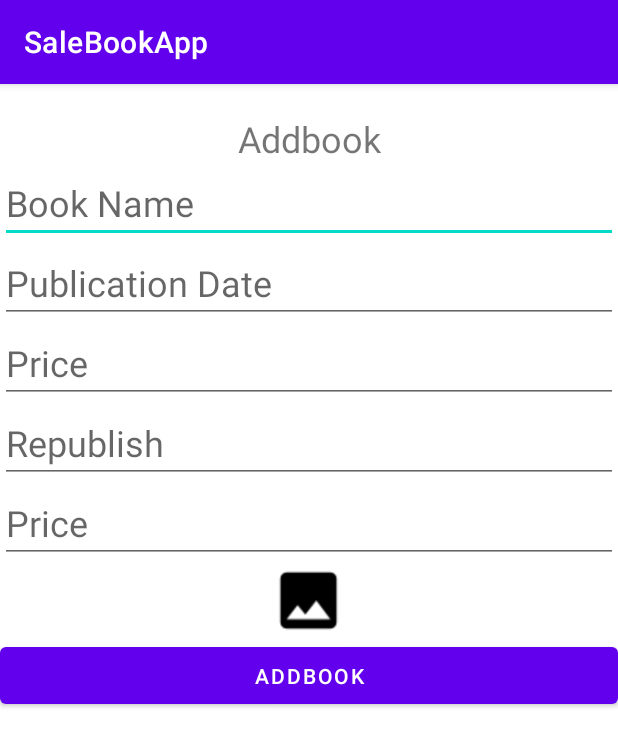
After one commit to TuDV2000/LTDD_CS81_Nhom20, an Android app: the AddBook screen opened directly, with no data from a screen before it, on a phone screen of 412 x 824 dp. The commit adds this screen. Shown: the top 747 px of the screen. Run offline under Robolectric (Android 15) with nearby library versions, the phone set to English and light mode, and no system bars; our stand-ins replace Room's generated code.

Commit message:
add book

```diff
--- a/app/src/main/AndroidManifest.xml
+++ b/app/src/main/AndroidManifest.xml
@@ -2,6 +2,8 @@
 <manifest xmlns:android="http://schemas.android.com/apk/res/android"
     xmlns:tools="http://schemas.android.com/tools"
     package="com.example.salebookapp">
+    <uses-permission android:name="android.permission.WRITE_EXTERNAL_STORAGE" />
+    <uses-permission android:name="android.permission.READ_EXTERNAL_STORAGE" />
     <uses-permission android:name="android.permission.INTERNET"/>
     <application
         android:allowBackup="true"
@@ -26,6 +28,7 @@
                 <category android:name="android.intent.category.LAUNCHER" />
             </intent-filter>
         </activity>
+        <activity android:name=".AddBook" />
     </application>
 
 </manifest>
--- /dev/null
+++ b/app/src/main/java/com/example/salebookapp/AddBook.java
@@ -0,0 +1,168 @@
+package com.example.salebookapp;
+
+
+import android.Manifest;
+import android.content.Intent;
+import android.content.pm.PackageManager;
+import android.database.Cursor;
+import android.graphics.Bitmap;
+import android.graphics.BitmapFactory;
+import android.graphics.drawable.BitmapDrawable;
+import android.net.Uri;
+import android.os.Bundle;
+import android.os.Environment;
+import android.provider.MediaStore;
+import android.renderscript.ScriptGroup;
+import android.view.View;
+import android.widget.Button;
+import android.widget.EditText;
+import android.widget.ImageView;
+import android.widget.Toast;
+
+import androidx.annotation.NonNull;
+import androidx.annotation.Nullable;
+import androidx.appcompat.app.AppCompatActivity;
+import androidx.core.app.ActivityCompat;
+import androidx.room.Dao;
+
+import com.example.salebookapp.entities.Book;
+
+import java.io.ByteArrayOutputStream;
+import java.io.File;
+import java.io.FileNotFoundException;
+import java.io.FileOutputStream;
+import java.io.IOException;
+import java.io.InputStream;
+import java.io.OutputStream;
+
+
+public class AddBook extends AppCompatActivity {
+
+    EditText edtBookName, edtPublication_Date, edtPrice, edtRepublish, edtQuantity;
+    ImageView imgViewBook;
+
+    Button btAddBook;
+
+
+
+
+
+//    private static final int PICK_IMAGE = 100;
+
+    final int REQUEST_CODE_GALLERY = 999;
+
+
+    @Override
+    protected void onCreate(Bundle savedInstanceState) {
+        super.onCreate(savedInstanceState);
+        setContentView(R.layout.addbook);
+
+        init();
+
+
+        imgViewBook.setOnClickListener(new View.OnClickListener() {
+            @Override
+            public void onClick(View v) {
+                ActivityCompat.requestPermissions(
+                        AddBook.this,
+                        new String[]{Manifest.permission.READ_EXTERNAL_STORAGE},
+                        REQUEST_CODE_GALLERY
+                );
+            }
+        });
+
+        btAddBook.setOnClickListener(new View.OnClickListener() {
+            @Override
+            public void onClick(View v) {
+
+                    Book book = new Book(
+                            edtBookName.getText().toString(),
+                            edtPublication_Date.getText().toString(),
+                            Double.parseDouble(edtPrice.getText().toString()),
+                            Integer.parseInt(edtRepublish.getText().toString()),
+                            Integer.parseInt(edtQuantity.getText().toString()),
+                            imgViewBookToByte(imgViewBook));
+                try{
+                    AppDatabase.databaseWriteExecutor.execute(new Runnable() {
+                        @Override
+                        public void run() {
+                            AppDatabase.getDatabase(getApplicationContext()).dao().bookInsert(book);
+                        }
+                    });
+
+
+                    Toast.makeText(getApplicationContext(), "Added successfully!", Toast.LENGTH_SHORT).show();
+                    edtBookName.setText("");
+                    edtPublication_Date.setText("");
+                    edtPrice.setText("");
+                    edtRepublish.setText("");
+                    edtQuantity.setText("");
+                    imgViewBook.setImageResource(R.mipmap.ic_launcher);
+                }
+                catch (Exception e){
+                    e.printStackTrace();
+                };
+
+            }
+        });
+
+
+    }
+
+    private byte[] imgViewBookToByte(ImageView image){
+        Bitmap bitmap = ((BitmapDrawable)image.getDrawable()).getBitmap();
+        ByteArrayOutputStream stream = new ByteArrayOutputStream();
+        bitmap.compress(Bitmap.CompressFormat.PNG, 100, stream);
+        byte[] byteArray = stream.toByteArray();
+        return byteArray;
+    }
+
+    @Override
+    public void onRequestPermissionsResult(int requestCode, @NonNull String[] permissions, @NonNull int[] grantResults) {
+
+        if (requestCode == REQUEST_CODE_GALLERY){
+            if (grantResults.length > 0 && grantResults[0] == PackageManager.PERMISSION_GRANTED){
+                Intent intent = new Intent(Intent.ACTION_PICK);
+                intent.setType("image/*");
+                startActivityForResult(intent, REQUEST_CODE_GALLERY);
+            }
+            else {
+                Toast.makeText(getApplicationContext(),
+                        "You don't have permission to access file", Toast.LENGTH_SHORT).show();
+            }
+            return;
+        }
+        super.onRequestPermissionsResult(requestCode, permissions, grantResults);
+    }
+
+    @Override
+    protected void onActivityResult(int requestCode, int resultCode, @Nullable Intent data) {
+
+        if (requestCode == REQUEST_CODE_GALLERY && resultCode == RESULT_OK && data != null){
+            Uri uri = data.getData();
+
+            try {
+                InputStream inputStream = getContentResolver().openInputStream(uri);
+
+                Bitmap bitmap = BitmapFactory.decodeStream(inputStream);
+                imgViewBook.setImageBitmap(bitmap);
+            } catch (FileNotFoundException e) {
+                e.printStackTrace();
+            }
+        }
+        super.onActivityResult(requestCode, resultCode, data);
+    }
+
+
+    public void init(){
+        edtBookName = (EditText) findViewById(R.id.edt_bookname);
+        edtPublication_Date = (EditText) findViewById(R.id.edt_publication_date);
+        edtPrice = (EditText) findViewById(R.id.edt_price);
+        edtRepublish = (EditText) findViewById(R.id.edt_republish);
+        edtQuantity = (EditText) findViewById(R.id.edt_Quantity);
+        imgViewBook = (ImageView) findViewById(R.id.img_book);
+        btAddBook = (Button) findViewById(R.id.bt_add_book);
+
+    }
+
+}
--- a/app/src/main/java/com/example/salebookapp/BookAdapter.java
+++ b/app/src/main/java/com/example/salebookapp/BookAdapter.java
@@ -44,7 +44,7 @@ public class BookAdapter extends RecyclerView.Adapter<BookAdapter.BookViewHolder
         }
         holder.imgBook.setImageResource(book.getBookID());
         holder.tvBookName.setText(book.getBookName());
-        holder.tvDescription.setText(book.getDescribe());
+        holder.tvPrice.setText(book.getDescribe());
 
         if (book.isAddToCart()){
             holder.imgAddToCart.setBackgroundResource(R.drawable.bg_gray_conner_6);
@@ -75,7 +75,7 @@ public class BookAdapter extends RecyclerView.Adapter<BookAdapter.BookViewHolder
 
         private ImageView imgBook;
         private TextView tvBookName;
-        private TextView tvDescription;
+        private TextView tvPrice;
         private ImageView imgAddToCart;
 
         public BookViewHolder(@NonNull View itemView) {
@@ -83,7 +83,7 @@ public class BookAdapter extends RecyclerView.Adapter<BookAdapter.BookViewHolder
 
             imgBook = itemView.findViewById(R.id.img_book);
             tvBookName = itemView.findViewById(R.id.tv_book_name);
-            tvDescription = itemView.findViewById(R.id.tv_description);
+            tvPrice = itemView.findViewById(R.id.tv_price);
             imgAddToCart = itemView.findViewById(R.id.img_add_to_cart);
         }
     }
--- /dev/null
+++ b/app/src/main/res/layout/addbook.xml
@@ -0,0 +1,69 @@
+<?xml version="1.0" encoding="utf-8"?>
+<LinearLayout
+    xmlns:android="http://schemas.android.com/apk/res/android"
+    xmlns:tools="http://schemas.android.com/tools"
+    tools:context=".AddBook"
+    android:layout_width="match_parent"
+    android:layout_height="match_parent"
+    android:orientation="vertical">
+
+    <TextView
+        android:layout_width="match_parent"
+        android:layout_height="wrap_content"
+        android:text="Addbook"
+        android:textSize="24dp"
+        android:layout_marginTop="20dp"
+        android:gravity="center"/>
+    <EditText
+        android:id="@+id/edt_bookname"
+        android:layout_width="match_parent"
+        android:layout_height="wrap_content"
+        android:hint="Book Name"
+        android:textSize="24dp"
+        />
+
+    <EditText
+        android:id="@+id/edt_publication_date"
+        android:layout_width="match_parent"
+        android:layout_height="wrap_content"
+        android:hint="Publication Date"
+        android:textSize="24dp"
+        />
+    <EditText
+        android:id="@+id/edt_price"
+        android:layout_width="match_parent"
+        android:layout_height="wrap_content"
+        android:hint="Price"
+        android:textSize="24dp"
+        />
+    <EditText
+        android:id="@+id/edt_republish"
+        android:layout_width="match_parent"
+        android:layout_height="wrap_content"
+        android:hint="Republish"
+        android:textSize="24dp" />
+
+    <EditText
+        android:id="@+id/edt_Quantity"
+        android:layout_width="match_parent"
+        android:layout_height="wrap_content"
+        android:hint="Price"
+        android:textSize="24dp" />
+
+    <ImageView
+        android:id="@+id/img_book"
+        android:layout_width="50dp"
+        android:layout_height="50dp"
+        android:scaleType="centerCrop"
+        android:layout_gravity="center_horizontal"
+        android:src="@drawable/baseline_image_black_18"/>
+
+    <Button
+        android:id="@+id/bt_add_book"
+        android:layout_width="match_parent"
+        android:layout_height="50dp"
+        android:text="Addbook"/>
+
+
+
+</LinearLayout>
```
Also changed, not shown: app/src/main/java/com/example/salebookapp/BookListAdapter.java (added, +79 -0 lines), app/src/main/java/com/example/salebookapp/CartFragment.java (+33 -42 lines), app/src/main/java/com/example/salebookapp/DAO.java (+9 -12 lines), app/src/main/java/com/example/salebookapp/DBHelper.java (+67 -3 lines), app/src/main/java/com/example/salebookapp/entities/Bill.java (+5 -5 lines), app/src/main/java/com/example/salebookapp/entities/Book.java (+7 -4 lines), app/src/main/java/com/example/salebookapp/relationships/BookAndAuthor.java (+20 -20 lines), app/src/main/java/com/example/salebookapp/relationships/BookAndPublisher.java (+20 -20 lines), app/src/main/java/com/example/salebookapp/relationships/BookAndType.java (+20 -20 lines), app/src/main/res/layout/fragment_cart.xml (+12 -5 lines), app/src/main/res/layout/item_book.xml (+8 -6 lines), app/src/main/res/drawable/baseline_image_black_18.png (added).
